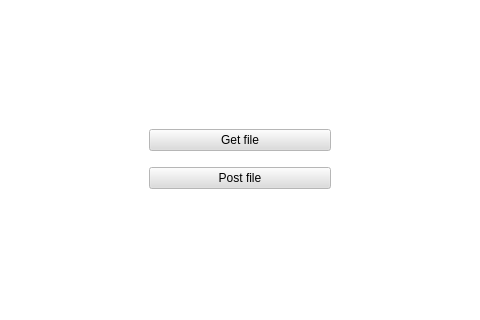
emianuelul/cpp-personal-cloud, file src/cli/mainwindow.ui: the form before one commit; both pictures show x 331 to 811 and y 238 to 558 of the 1143 by 797 pixel window.
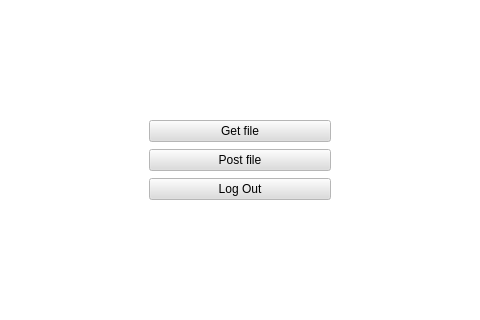
The form after the commit. The open tabs and pages were chosen to show the change.

Commit message: add logout button to second screen of client

What changed in the file:
```diff
--- a/src/cli/mainwindow.ui
+++ b/src/cli/mainwindow.ui
@@ -306,6 +306,13 @@
              </property>
             </widget>
            </item>
+           <item>
+            <widget class="QPushButton" name="logOutButton">
+             <property name="text">
+              <string>Log Out</string>
+             </property>
+            </widget>
+           </item>
           </layout>
          </widget>
         </item>
```
Left out of the diff: 2 changed lines with no effect on the pictures. The commit also changes 2 other files.
